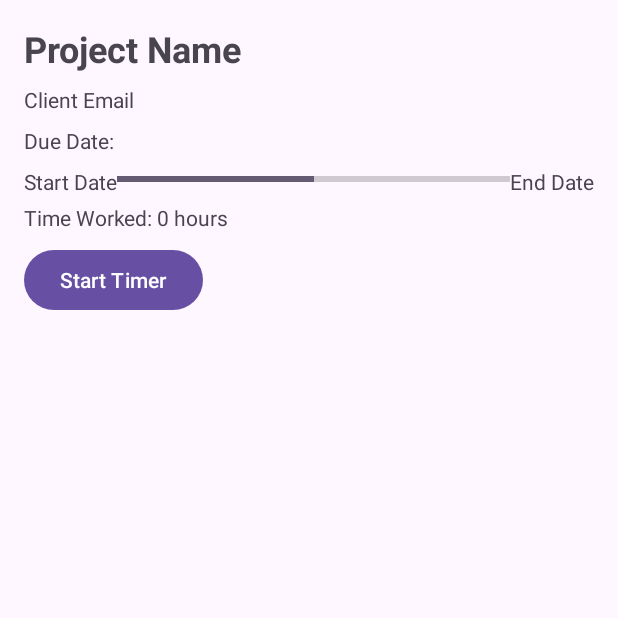
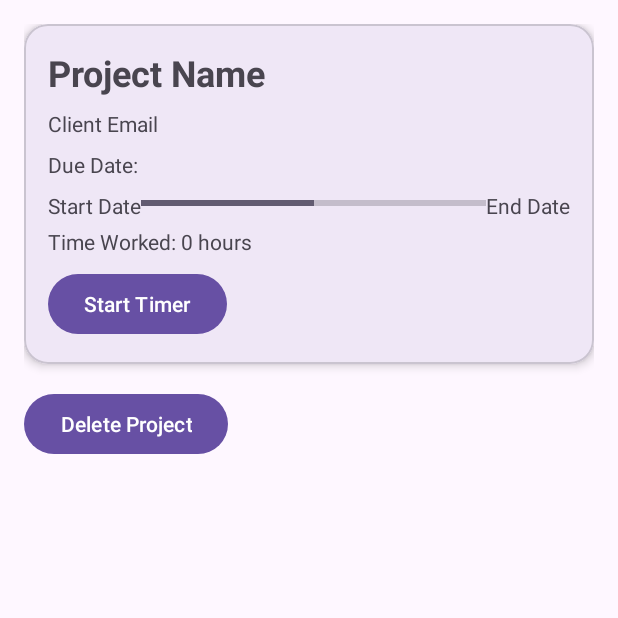
Before and after one commit to liehanels/Project-Manager, an Android app built with Jetpack Compose: the ViewProjectActivity screen opened directly, with no data from a screen before it, on a phone screen of 412 x 824 dp, the top half of it. Run offline under Robolectric (Android 15) with nearby library versions, the light colour scheme and no system bars.

Commit message:
It's coming together now
Progress bars display correctly.
ViewProject updates with some information.

```diff
--- a/app/src/main/java/com/koa/projectmanager/MainActivity.kt
+++ b/app/src/main/java/com/koa/projectmanager/MainActivity.kt
@@ -1,6 +1,5 @@
 package com.koa.projectmanager
 
-import android.app.Activity
 import android.content.Intent
 import android.os.Bundle
 import android.widget.Button
--- a/app/src/main/res/layout/activity_view_project.xml
+++ b/app/src/main/res/layout/activity_view_project.xml
@@ -4,6 +4,21 @@
     xmlns:app="http://schemas.android.com/apk/res-auto"
     android:layout_width="match_parent"
     android:layout_height="match_parent">
+
+    <androidx.constraintlayout.widget.ConstraintLayout
+        android:layout_width="match_parent"
+        android:layout_height="wrap_content"
+        android:padding="16dp">
+
+        <com.google.android.material.card.MaterialCardView
+            android:id="@+id/cardView"
+            android:layout_width="match_parent"
+            android:layout_height="wrap_content"
+            app:cardCornerRadius="16dp"
+            app:cardElevation="4dp"
+            app:layout_constraintTop_toTopOf="parent"
+            app:layout_constraintStart_toStartOf="parent"
+            app:layout_constraintEnd_toEndOf="parent">
 
             <androidx.constraintlayout.widget.ConstraintLayout
                 android:layout_width="match_parent"
@@ -100,4 +115,17 @@
 
             </androidx.constraintlayout.widget.ConstraintLayout>
 
+        </com.google.android.material.card.MaterialCardView>
+
+        <com.google.android.material.button.MaterialButton
+            android:id="@+id/btnDeleteProject"
+            android:layout_width="wrap_content"
+            android:layout_height="wrap_content"
+            android:text="Delete Project"
+            app:layout_constraintTop_toBottomOf="@id/cardView"
+            app:layout_constraintStart_toStartOf="parent"
+            android:layout_marginTop="16dp"/>
+
+    </androidx.constraintlayout.widget.ConstraintLayout>
+
 </androidx.core.widget.NestedScrollView>
```
Also changed, not shown: app/src/main/java/com/koa/projectmanager/AddProjectActivity.kt (+38 -3 lines), app/src/main/java/com/koa/projectmanager/SelectProjectActivity.kt (+44 -19 lines), app/src/main/java/com/koa/projectmanager/ViewProjectActivity.kt (+23 -2 lines). Lines whose indentation alone changed are shown as unchanged.
